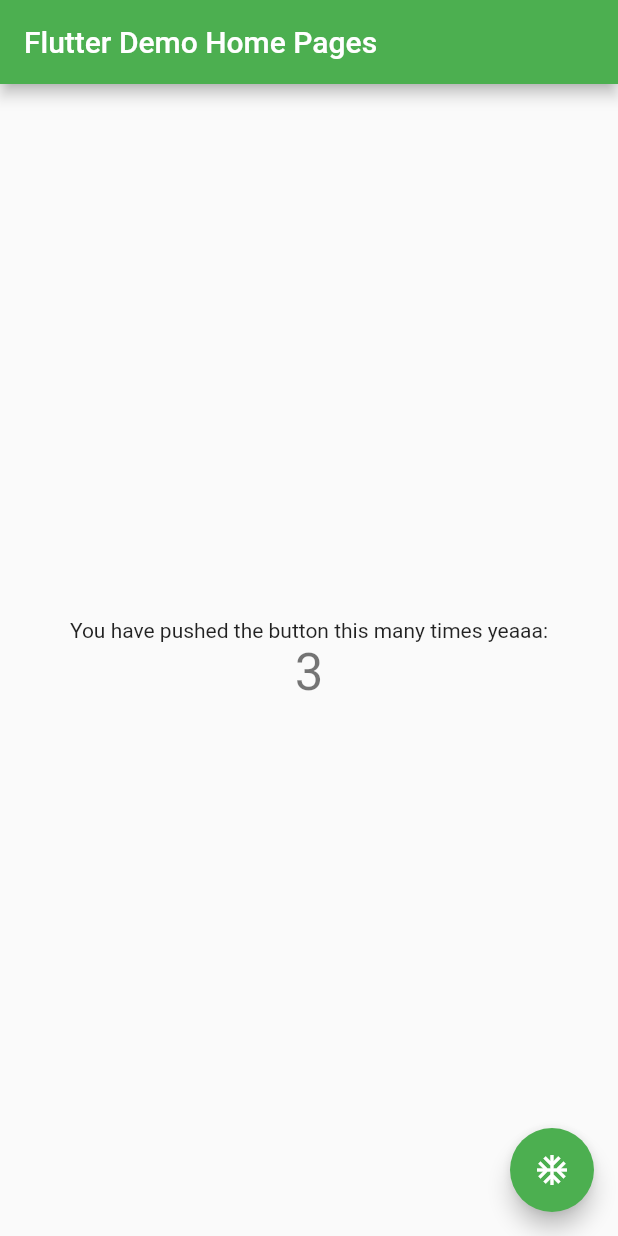
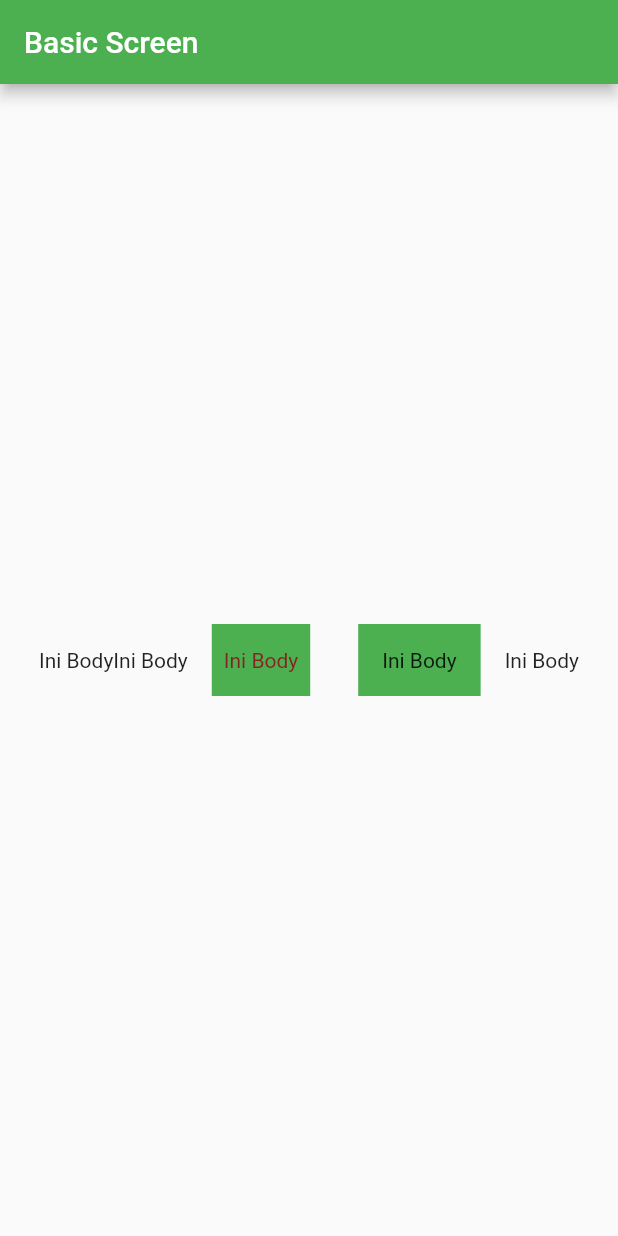
Before and after one commit to imaldi/learn_flutter_from_basic, a Flutter app: the screen it shows after launch, on a phone screen of 412 x 824 dp. Run offline on Flutter 3.47's test engine with Material 2 defaults, Android fonts, the phone set to English and light mode, and no system bars.

Commit message:
done learn basic text, container, row, column

```diff
--- /dev/null
+++ b/lib/basic_screen.dart
@@ -0,0 +1,36 @@
+import 'package:flutter/material.dart';
+
+class BasicScreen extends StatelessWidget {
+  const BasicScreen({Key? key}) : super(key: key);
+
+  @override
+  Widget build(BuildContext context) {
+    return Scaffold(
+      appBar: AppBar(
+        title: Text("Basic Screen"),
+      ),
+      body: Center(
+        child: Row(
+          mainAxisAlignment: MainAxisAlignment.center,
+          children: [
+            Text("Ini Body"),
+            Text("Ini Body"),
+            Container(
+                color: Colors.green,
+                padding: const EdgeInsets.symmetric(vertical: 16, horizontal: 8),
+                margin: const EdgeInsets.all(16),
+                child: Text("Ini Body",
+                  style: TextStyle(color: Color(0xFF852222)),
+                )),
+            Container(
+                color: Colors.green,
+                padding: const EdgeInsets.all(16),
+                margin: const EdgeInsets.all(16),
+                child: Text("Ini Body")),
+            Text("Ini Body"),
+          ],
+        ),
+      ),
+    );
+  }
+}
--- a/lib/main.dart
+++ b/lib/main.dart
@@ -1,4 +1,6 @@
 import 'package:flutter/material.dart';
+
+import 'basic_screen.dart';
 
 void main() {
   runApp(const MyApp());
@@ -25,7 +27,7 @@ class MyApp extends StatelessWidget {
         primarySwatch: Colors.green, // warna app
         // textTheme: TextTheme(titleLarge: TextStyle(fontSize: 20)) .// theme tentang text (ukuran, font, warna text)
       ),
-      home: const MyHomePage(title: 'Flutter Demo Home Pages'),
+      home: const BasicScreen(),
     );
   }
 }
```
